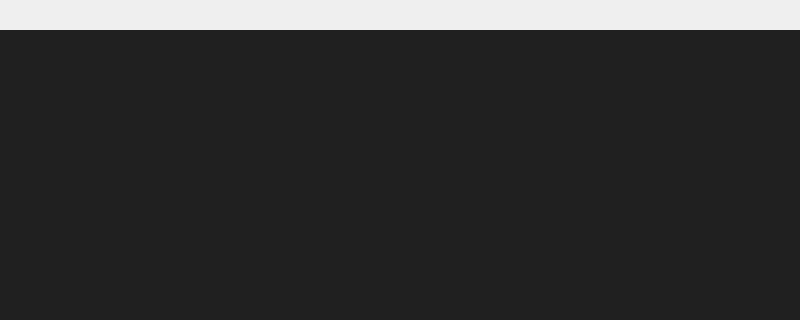
First picture: the form in gui/main_v4.ui, repository billylarsson/comicreader, before the edit; both pictures show x 0 to 800 and y 0 to 320 of the 800 by 600 pixel window.
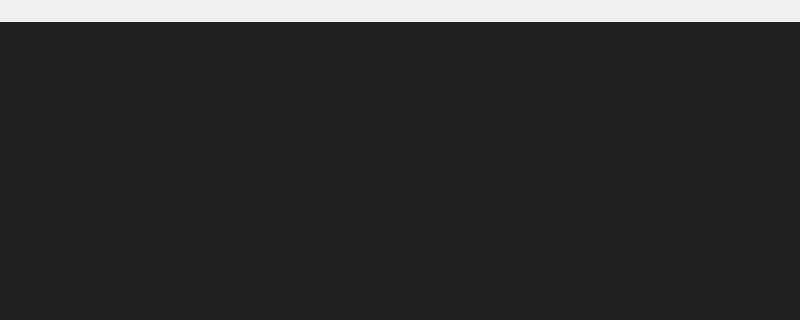
Second picture: the form after the edit.

Diff of the .ui file:
```diff
--- a/gui/main_v4.ui
+++ b/gui/main_v4.ui
@@ -19,7 +19,7 @@
      <number>0</number>
     </property>
     <property name="topMargin">
-     <number>30</number>
+     <number>22</number>
     </property>
     <property name="rightMargin">
      <number>0</number>
@@ -92,7 +92,7 @@
             <x>0</x>
             <y>0</y>
             <width>800</width>
-            <height>570</height>
+            <height>578</height>
            </rect>
           </property>
           <property name="sizePolicy">
```
